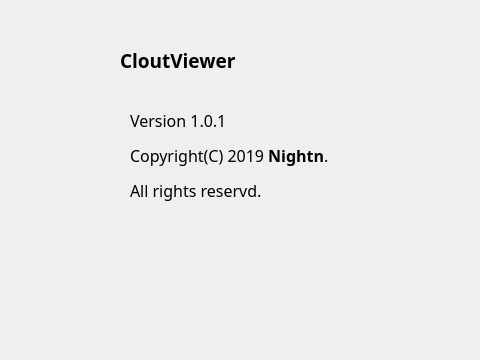
faultaddr/3DViewer, file src/about_win.ui: the form before one commit.
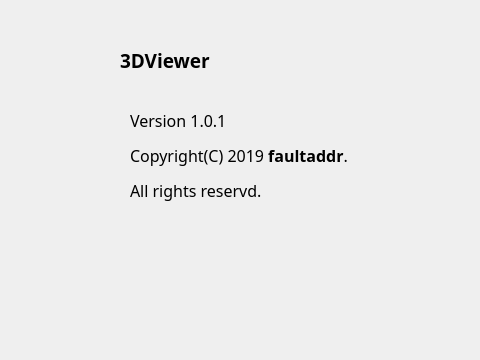
The form after the commit. Icons and pictures are not drawn.

Diff of the .ui file:
```diff
--- a/src/about_win.ui
+++ b/src/about_win.ui
@@ -69,7 +69,7 @@
     </rect>
    </property>
    <property name="text">
-    <string>&lt;html&gt;&lt;head/&gt;&lt;body&gt;&lt;p&gt;&lt;span style=&quot; font-size:14pt; font-weight:600;&quot;&gt;CloutViewer&lt;/span&gt;&lt;/p&gt;&lt;/body&gt;&lt;/html&gt;</string>
+    <string>&lt;html&gt;&lt;head/&gt;&lt;body&gt;&lt;p&gt;&lt;span style=&quot; font-size:14pt; font-weight:600;&quot;&gt;3DViewer&lt;/span&gt;&lt;/p&gt;&lt;/body&gt;&lt;/html&gt;</string>
    </property>
    <property name="textFormat">
     <enum>Qt::AutoText</enum>
@@ -85,7 +85,7 @@
     </rect>
    </property>
    <property name="text">
-    <string>&lt;html&gt;&lt;head/&gt;&lt;body&gt;&lt;p&gt;&lt;span style=&quot; font-size:12pt;&quot;&gt;Version 1.0.1&lt;/span&gt;&lt;/p&gt;&lt;p&gt;&lt;span style=&quot; font-size:12pt;&quot;&gt;Copyright(C) 2019 &lt;/span&gt;&lt;span style=&quot; font-size:12pt; font-weight:600;&quot;&gt;Nightn&lt;/span&gt;&lt;span style=&quot; font-size:12pt;&quot;&gt;. &lt;/span&gt;&lt;/p&gt;&lt;p&gt;&lt;span style=&quot; font-size:12pt;&quot;&gt;All rights reservd. &lt;/span&gt;&lt;/p&gt;&lt;p&gt;&lt;br/&gt;&lt;/p&gt;&lt;p&gt;&lt;br/&gt;&lt;/p&gt;&lt;/body&gt;&lt;/html&gt;</string>
+    <string>&lt;html&gt;&lt;head/&gt;&lt;body&gt;&lt;p&gt;&lt;span style=&quot; font-size:12pt;&quot;&gt;Version 1.0.1&lt;/span&gt;&lt;/p&gt;&lt;p&gt;&lt;span style=&quot; font-size:12pt;&quot;&gt;Copyright(C) 2019 &lt;/span&gt;&lt;span style=&quot; font-size:12pt; font-weight:600;&quot;&gt;faultaddr&lt;/span&gt;&lt;span style=&quot; font-size:12pt;&quot;&gt;. &lt;/span&gt;&lt;/p&gt;&lt;p&gt;&lt;span style=&quot; font-size:12pt;&quot;&gt;All rights reservd. &lt;/span&gt;&lt;/p&gt;&lt;p&gt;&lt;br/&gt;&lt;/p&gt;&lt;p&gt;&lt;br/&gt;&lt;/p&gt;&lt;/body&gt;&lt;/html&gt;</string>
    </property>
   </widget>
  </widget>
```
Left out of the diff: 12 changed lines with no effect on the pictures.
